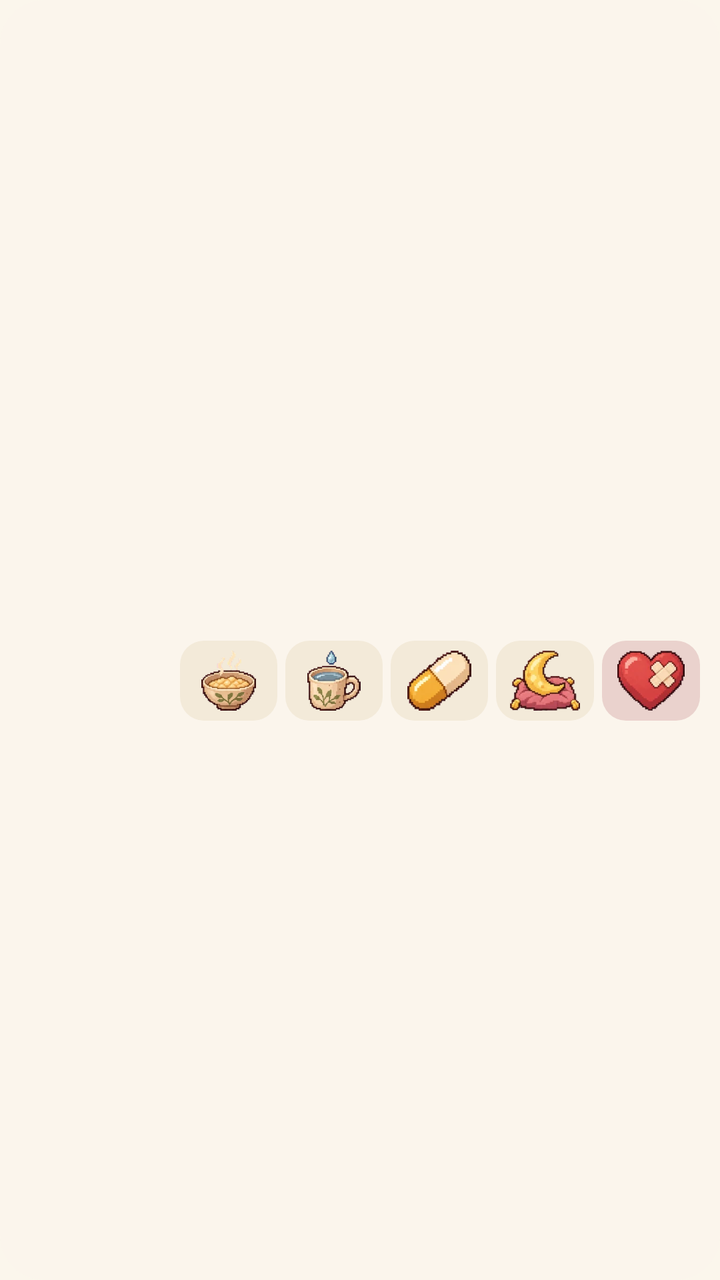
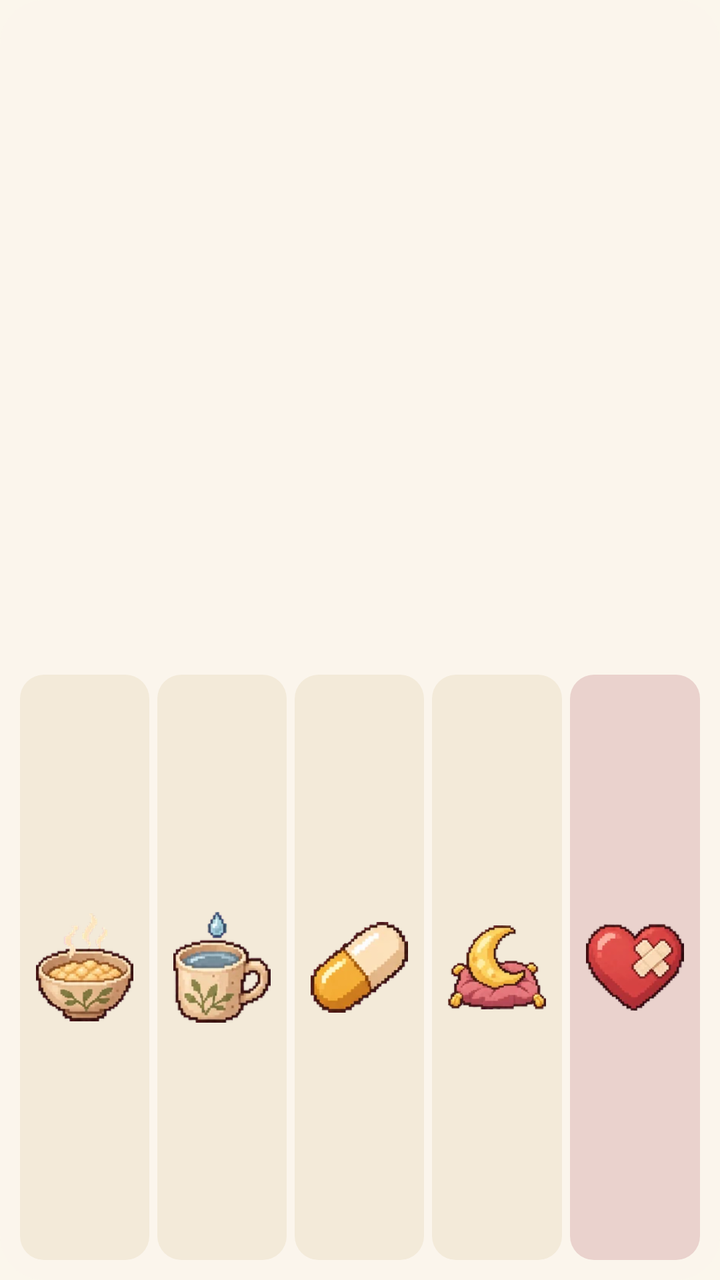

Two renders of the same Android screen: before a commit and after it. Below are the layout's source before the change and the commit's diff.
<!-- AndroidManifest.xml: application theme Theme.Caregotchi -->
<!-- res/layout/widget.xml -->
<?xml version="1.0" encoding="utf-8"?>
<LinearLayout xmlns:android="http://schemas.android.com/apk/res/android"
    android:id="@+id/root"
    android:layout_width="match_parent"
    android:layout_height="match_parent"
    android:background="@drawable/widget_bg"
    android:orientation="horizontal"
    android:padding="10dp"
    android:gravity="center_vertical">

    <ImageView
        android:id="@+id/pet"
        android:layout_width="72dp"
        android:layout_height="72dp"
        android:scaleType="fitCenter"
        android:contentDescription="@string/app_name" />

    <LinearLayout
        android:layout_width="0dp"
        android:layout_height="wrap_content"
        android:layout_weight="1"
        android:layout_marginStart="8dp"
        android:orientation="vertical">

        <TextView
            android:id="@+id/name"
            android:layout_width="wrap_content"
            android:layout_height="wrap_content"
            android:textColor="#3B2E26"
            android:textSize="15sp"
            android:textStyle="bold" />

        <TextView
            android:id="@+id/state"
            android:layout_width="wrap_content"
            android:layout_height="wrap_content"
            android:textColor="#7A6656"
            android:textSize="12sp"
            android:maxLines="1" />

        <LinearLayout
            android:layout_width="match_parent"
            android:layout_height="40dp"
            android:layout_marginTop="4dp"
            android:orientation="horizontal">

            <ImageButton android:id="@+id/eat" android:layout_width="0dp" android:layout_height="match_parent" android:layout_weight="1" android:background="@drawable/widget_btn" android:src="@drawable/icon_eat" android:scaleType="fitCenter" android:padding="5dp" android:layout_marginEnd="4dp" android:contentDescription="@string/w_eat" />
            <ImageButton android:id="@+id/water" android:layout_width="0dp" android:layout_height="match_parent" android:layout_weight="1" android:background="@drawable/widget_btn" android:src="@drawable/icon_water" android:scaleType="fitCenter" android:padding="5dp" android:layout_marginEnd="4dp" android:contentDescription="@string/w_water" />
            <ImageButton android:id="@+id/pill" android:layout_width="0dp" android:layout_height="match_parent" android:layout_weight="1" android:background="@drawable/widget_btn" android:src="@drawable/icon_pill" android:scaleType="fitCenter" android:padding="5dp" android:layout_marginEnd="4dp" android:contentDescription="@string/w_pill" />
            <ImageButton android:id="@+id/sleep" android:layout_width="0dp" android:layout_height="match_parent" android:layout_weight="1" android:background="@drawable/widget_btn" android:src="@drawable/icon_sleep" android:scaleType="fitCenter" android:padding="5dp" android:layout_marginEnd="4dp" android:contentDescription="@string/w_sleep" />
            <ImageButton android:id="@+id/bad" android:layout_width="0dp" android:layout_height="match_parent" android:layout_weight="1" android:background="@drawable/widget_btn_bad" android:src="@drawable/icon_heart" android:scaleType="fitCenter" android:padding="5dp" android:contentDescription="@string/w_bad" />
        </LinearLayout>
    </LinearLayout>
</LinearLayout>
<!-- resources referenced by this layout -->
<resources>
  <!-- drawable icon_eat: webp bitmap (drawable-nodpi, 6960 bytes) -->
  <!-- drawable icon_heart: webp bitmap (drawable-nodpi, 5378 bytes) -->
  <!-- drawable icon_pill: webp bitmap (drawable-nodpi, 5114 bytes) -->
  <!-- drawable icon_sleep: webp bitmap (drawable-nodpi, 5950 bytes) -->
  <!-- drawable icon_water: webp bitmap (drawable-nodpi, 5920 bytes) -->
  <!-- drawable widget_bg (drawable) -->
  <?xml version="1.0" encoding="utf-8"?>
  <shape xmlns:android="http://schemas.android.com/apk/res/android" android:shape="rectangle">
      <solid android:color="#F2FBF6EC" />
      <corners android:radius="22dp" />
  </shape>
  <!-- drawable widget_btn (drawable) -->
  <?xml version="1.0" encoding="utf-8"?>
  <shape xmlns:android="http://schemas.android.com/apk/res/android" android:shape="rectangle">
      <solid android:color="#F3EAD9" />
      <corners android:radius="12dp" />
  </shape>
  <!-- drawable widget_btn_bad (drawable) -->
  <?xml version="1.0" encoding="utf-8"?>
  <shape xmlns:android="http://schemas.android.com/apk/res/android" android:shape="rectangle">
      <solid android:color="#EAD2CD" />
      <corners android:radius="12dp" />
  </shape>
  <string name="app_name">Caregotchi</string>
  <string name="w_bad">I feel bad</string>
  <string name="w_eat">Ate</string>
  <string name="w_pill">Medicine</string>
  <string name="w_sleep">Bed or up</string>
  <string name="w_water">Water</string>
  <style name="Theme.Caregotchi" parent="Theme.AppCompat.NoActionBar">
          <item name="android:windowBackground">@color/splash</item>
          <item name="android:statusBarColor">@android:color/transparent</item>
          <item name="android:navigationBarColor">@android:color/transparent</item>
      </style>
  <color name="splash">#FBF6EC</color>
</resources>

<!-- the commit's change to res/layout/widget.xml (unified diff, before → after) -->
@@ -4,51 +4,62 @@
     android:layout_width="match_parent"
     android:layout_height="match_parent"
     android:background="@drawable/widget_bg"
-    android:orientation="horizontal"
-    android:padding="10dp"
-    android:gravity="center_vertical">
-
-    <ImageView
-        android:id="@+id/pet"
-        android:layout_width="72dp"
-        android:layout_height="72dp"
-        android:scaleType="fitCenter"
-        android:contentDescription="@string/app_name" />
+    android:orientation="vertical"
+    android:padding="10dp">
 
     <LinearLayout
-        android:layout_width="0dp"
-        android:layout_height="wrap_content"
-        android:layout_weight="1"
-        android:layout_marginStart="8dp"
-        android:orientation="vertical">
+        android:layout_width="match_parent"
+        android:layout_height="0dp"
+        android:layout_weight="1.1"
+        android:gravity="center_vertical"
+        android:orientation="horizontal">
 
-        <TextView
-            android:id="@+id/name"
+        <ImageView
+            android:id="@+id/pet"
             android:layout_width="wrap_content"
-            android:layout_height="wrap_content"
-            android:textColor="#3B2E26"
-            android:textSize="15sp"
-            android:textStyle="bold" />
-
-        <TextView
-            android:id="@+id/state"
-            android:layout_width="wrap_content"
-            android:layout_height="wrap_content"
-            android:textColor="#7A6656"
-            android:textSize="12sp"
-            android:maxLines="1" />
+            android:layout_height="match_parent"
+            android:adjustViewBounds="true"
+            android:maxWidth="96dp"
+            android:scaleType="fitCenter"
+            android:contentDescription="@string/app_name" />
 
         <LinearLayout
-            android:layout_width="match_parent"
-            android:layout_height="40dp"
-            android:layout_marginTop="4dp"
-            android:orientation="horizontal">
+            android:layout_width="0dp"
+            android:layout_height="wrap_content"
+            android:layout_weight="1"
+            android:layout_marginStart="10dp"
+            android:orientation="vertical">
 
-            <ImageButton android:id="@+id/eat" android:layout_width="0dp" android:layout_height="match_parent" android:layout_weight="1" android:background="@drawable/widget_btn" android:src="@drawable/icon_eat" android:scaleType="fitCenter" android:padding="5dp" android:layout_marginEnd="4dp" android:contentDescription="@string/w_eat" />
-            <ImageButton android:id="@+id/water" android:layout_width="0dp" android:layout_height="match_parent" android:layout_weight="1" android:background="@drawable/widget_btn" android:src="@drawable/icon_water" android:scaleType="fitCenter" android:padding="5dp" android:layout_marginEnd="4dp" android:contentDescription="@string/w_water" />
-            <ImageButton android:id="@+id/pill" android:layout_width="0dp" android:layout_height="match_parent" android:layout_weight="1" android:background="@drawable/widget_btn" android:src="@drawable/icon_pill" android:scaleType="fitCenter" android:padding="5dp" android:layout_marginEnd="4dp" android:contentDescription="@string/w_pill" />
-            <ImageButton android:id="@+id/sleep" android:layout_width="0dp" android:layout_height="match_parent" android:layout_weight="1" android:background="@drawable/widget_btn" android:src="@drawable/icon_sleep" android:scaleType="fitCenter" android:padding="5dp" android:layout_marginEnd="4dp" android:contentDescription="@string/w_sleep" />
-            <ImageButton android:id="@+id/bad" android:layout_width="0dp" android:layout_height="match_parent" android:layout_weight="1" android:background="@drawable/widget_btn_bad" android:src="@drawable/icon_heart" android:scaleType="fitCenter" android:padding="5dp" android:contentDescription="@string/w_bad" />
+            <TextView
+                android:id="@+id/name"
+                android:layout_width="wrap_content"
+                android:layout_height="wrap_content"
+                android:textColor="#3B2E26"
+                android:textSize="16sp"
+                android:textStyle="bold" />
+
+            <TextView
+                android:id="@+id/state"
+                android:layout_width="wrap_content"
+                android:layout_height="wrap_content"
+                android:textColor="#7A6656"
+                android:textSize="13sp"
+                android:maxLines="2" />
         </LinearLayout>
     </LinearLayout>
+
+    <LinearLayout
+        android:layout_width="match_parent"
+        android:layout_height="0dp"
+        android:layout_weight="1"
+        android:minHeight="40dp"
+        android:layout_marginTop="6dp"
+        android:orientation="horizontal">
+
+        <ImageButton android:id="@+id/eat" android:layout_width="0dp" android:layout_height="match_parent" android:layout_weight="1" android:background="@drawable/widget_btn" android:src="@drawable/icon_eat" android:scaleType="fitCenter" android:padding="8dp" android:layout_marginEnd="4dp" android:contentDescription="@string/w_eat" />
+        <ImageButton android:id="@+id/water" android:layout_width="0dp" android:layout_height="match_parent" android:layout_weight="1" android:background="@drawable/widget_btn" android:src="@drawable/icon_water" android:scaleType="fitCenter" android:padding="8dp" android:layout_marginEnd="4dp" android:contentDescription="@string/w_water" />
+        <ImageButton android:id="@+id/pill" android:layout_width="0dp" android:layout_height="match_parent" android:layout_weight="1" android:background="@drawable/widget_btn" android:src="@drawable/icon_pill" android:scaleType="fitCenter" android:padding="8dp" android:layout_marginEnd="4dp" android:contentDescription="@string/w_pill" />
+        <ImageButton android:id="@+id/sleep" android:layout_width="0dp" android:layout_height="match_parent" android:layout_weight="1" android:background="@drawable/widget_btn" android:src="@drawable/icon_sleep" android:scaleType="fitCenter" android:padding="8dp" android:layout_marginEnd="4dp" android:contentDescription="@string/w_sleep" />
+        <ImageButton android:id="@+id/bad" android:layout_width="0dp" android:layout_height="match_parent" android:layout_weight="1" android:background="@drawable/widget_btn_bad" android:src="@drawable/icon_heart" android:scaleType="fitCenter" android:padding="8dp" android:contentDescription="@string/w_bad" />
+    </LinearLayout>
 </LinearLayout>
